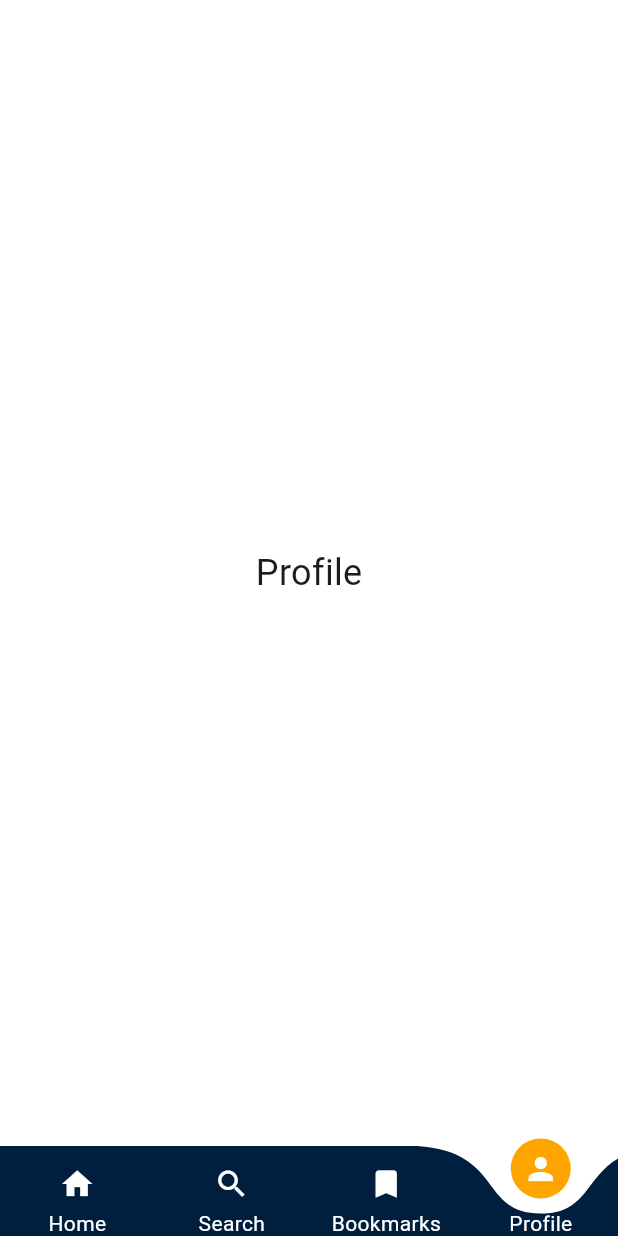
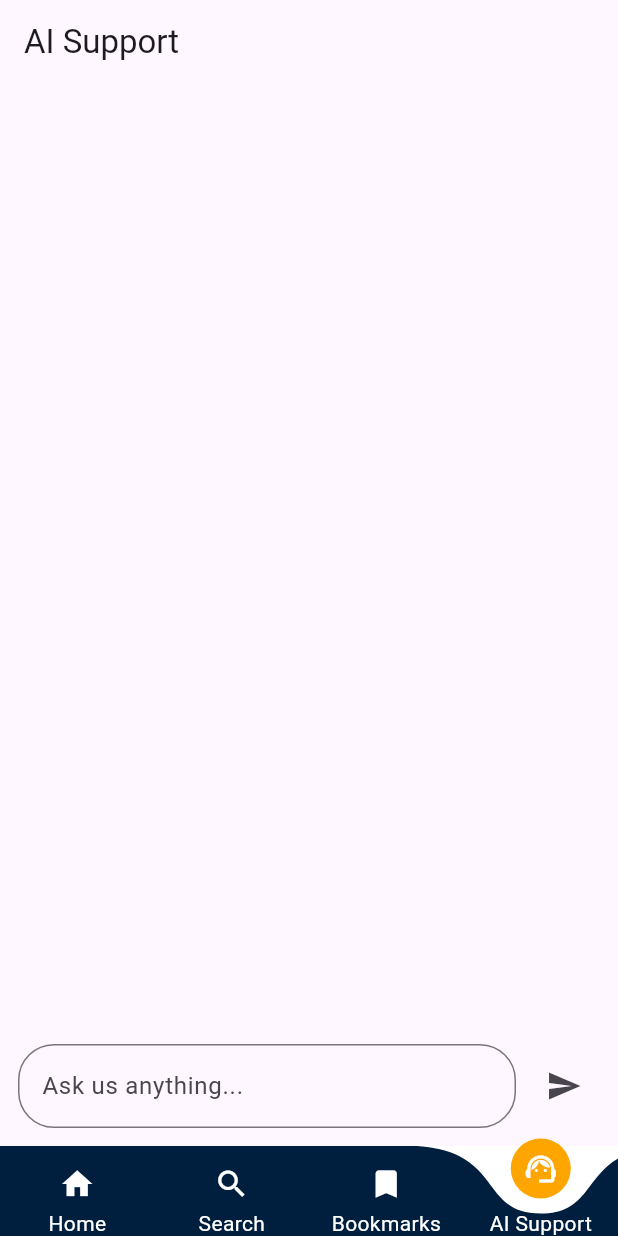
Before and after one commit to mariam-khaledd/News-App, a Flutter app: the screen it shows after launch, item 4 of the bottom bar chosen, on a phone screen of 412 x 824 dp. Run offline on Flutter 3.47's test engine with Material 3 defaults, Android fonts, the phone set to English and light mode, and no system bars; drawn by our look-alikes of curved_labeled_navigation_bar; our stand-ins replace dio, flutter_bloc; network calls fail.

Commit message:
feat: complete news app with AI support integration

```diff
--- /dev/null
+++ b/lib/features/ai_chat/models/chat_message.dart
@@ -0,0 +1,9 @@
+class ChatMessage {
+  final String message;
+  final bool isUser;
+
+  const ChatMessage({
+    required this.message,
+    required this.isUser,
+  });
+}
--- /dev/null
+++ b/lib/features/ai_chat/presentation/cubit/ai_chat_state.dart
@@ -0,0 +1,25 @@
+import '../../models/chat_message.dart';
+
+class AiChatState {
+  final List<ChatMessage> messages;
+  final bool isLoading;
+  final String? errorMessage;
+
+  const AiChatState({
+    this.messages = const [],
+    this.isLoading = false,
+    this.errorMessage,
+  });
+
+  AiChatState copyWith({
+    List<ChatMessage>? messages,
+    bool? isLoading,
+    String? errorMessage,
+  }) {
+    return AiChatState(
+      messages: messages ?? this.messages,
+      isLoading: isLoading ?? this.isLoading,
+      errorMessage: errorMessage,
+    );
+  }
+}
--- /dev/null
+++ b/lib/features/ai_chat/presentation/pages/ai_chat_screen.dart
@@ -0,0 +1,129 @@
+import 'package:flutter/material.dart';
+import 'package:flutter_bloc/flutter_bloc.dart';
+
+import '../../data/ai_chat_service.dart';
+import '../cubit/ai_chat_cubit.dart';
+import '../cubit/ai_chat_state.dart';
+
+class AiChatScreen extends StatelessWidget {
+  const AiChatScreen({super.key});
+
+  @override
+  Widget build(BuildContext context) {
+    return BlocProvider(
+      create: (_) => AiChatCubit(
+        chatService: AiChatService(),
+      ),
+      child: const _AiChatView(),
+    );
+  }
+}
+
+class _AiChatView extends StatelessWidget {
+  const _AiChatView();
+
+  @override
+  Widget build(BuildContext context) {
+    return Scaffold(
+      appBar: AppBar(
+        title: const Text('AI Support'),
+      ),
+      body: BlocConsumer<AiChatCubit, AiChatState>(
+        listener: (context, state) {
+          if (state.errorMessage != null) {
+            ScaffoldMessenger.of(context).showSnackBar(
+              SnackBar(
+                content: Text(state.errorMessage!),
+              ),
+            );
+          }
+        },
+        builder: (context, state) {
+          final cubit = context.read<AiChatCubit>();
+
+          return Column(
+            children: [
+              Expanded(
+                child: ListView.builder(
+                  controller: cubit.scrollController,
+                  padding: const EdgeInsets.all(16),
+                  itemCount: state.messages.length,
+                  itemBuilder: (context, index) {
+                    final message = state.messages[index];
+
+                    return Align(
+                      alignment: message.isUser
+                          ? Alignment.centerRight
+                          : Alignment.centerLeft,
+                      child: Container(
+                        margin: const EdgeInsets.only(
+                          bottom: 12,
+                        ),
+                        padding: const EdgeInsets.symmetric(
+                          horizontal: 16,
+                          vertical: 12,
+                        ),
+                        decoration: BoxDecoration(
+                          color: message.isUser
+                              ? const Color(0xff001F3F)
+                              : Colors.grey.shade200,
+                          borderRadius: BorderRadius.circular(16),
+                        ),
+                        child: Text(
+                          message.message,
+                          style: TextStyle(
+                            color: message.isUser
+                                ? Colors.white
+                                : Colors.black87,
+                          ),
+                        ),
+                      ),
+                    );
+                  },
+                ),
+              ),
+
+              if (state.isLoading)
+                const Padding(
+                  padding: EdgeInsets.only(bottom: 8),
+                  child: Text('AI is typing...'),
+                ),
+
+              SafeArea(
+                child: Padding(
+                  padding: const EdgeInsets.all(12),
+                  child: Row(
+                    children: [
+                      Expanded(
+                        child: TextField(
+                          controller: cubit.messageController,
+                          textInputAction: TextInputAction.send,
+                          onSubmitted: (_) {
+                            cubit.sendMessage();
+                          },
+                          decoration: InputDecoration(
+                            hintText: 'Ask us anything...',
+                            border: OutlineInputBorder(
+                              borderRadius: BorderRadius.circular(24),
+                            ),
+                          ),
+                        ),
+                      ),
+                      const SizedBox(width: 8),
+                      IconButton(
+                        onPressed: state.isLoading
+                            ? null
+                            : cubit.sendMessage,
+                        icon: const Icon(Icons.send),
+                      ),
+                    ],
+                  ),
+                ),
+              ),
+            ],
+          );
+        },
+      ),
+    );
+  }
+}
--- a/lib/features/nav_bar/nav_bar.dart
+++ b/lib/features/nav_bar/nav_bar.dart
@@ -3,6 +3,7 @@ import 'package:curved_labeled_navigation_bar/curved_navigation_bar_item.dart';
 import 'package:flutter/material.dart';
 
 import '../Search/searchmain/search.dart';
+import '../ai_chat/presentation/pages/ai_chat_screen.dart';
 import '../home/home.dart';
 
 class BottomNavScreen extends StatefulWidget {
@@ -24,12 +25,7 @@ class _BottomNavScreenState extends State<BottomNavScreen> {
         style: TextStyle(fontSize: 24),
       ),
     ),
-    const Center(
-      child: Text(
-        "Profile",
-        style: TextStyle(fontSize: 24),
-      ),
-    ),
+    const AiChatScreen(),
   ];
 
   @override
@@ -62,8 +58,8 @@ class _BottomNavScreenState extends State<BottomNavScreen> {
             labelStyle: TextStyle(color: Colors.white),
           ),
           CurvedNavigationBarItem(
-            child: Icon(Icons.person, color: Colors.white),
-            label: "Profile",
+            child: Icon(Icons.support_agent, color: Colors.white),
+            label: "AI Support",
             labelStyle: TextStyle(color: Colors.white),
           ),
         ],
--- a/pubspec.yaml
+++ b/pubspec.yaml
@@ -38,6 +38,8 @@ dependencies:
   flutter_bloc: ^9.1.1
   dio: ^5.9.0
   curved_labeled_navigation_bar: ^2.0.2
+  http: ^1.5.0
+
 dev_dependencies:
   flutter_test:
     sdk: flutter
```
Also changed, not shown: analysis_options.yaml (+9 -0 lines), lib/features/ai_chat/data/ai_chat_service.dart (added, +34 -0 lines), lib/features/ai_chat/presentation/cubit/ai_chat_cubit.dart (added, +101 -0 lines), n8n/news_app_ai_support_workflow.json (added, +148 -0 lines), pubspec.lock, 1 other file.
